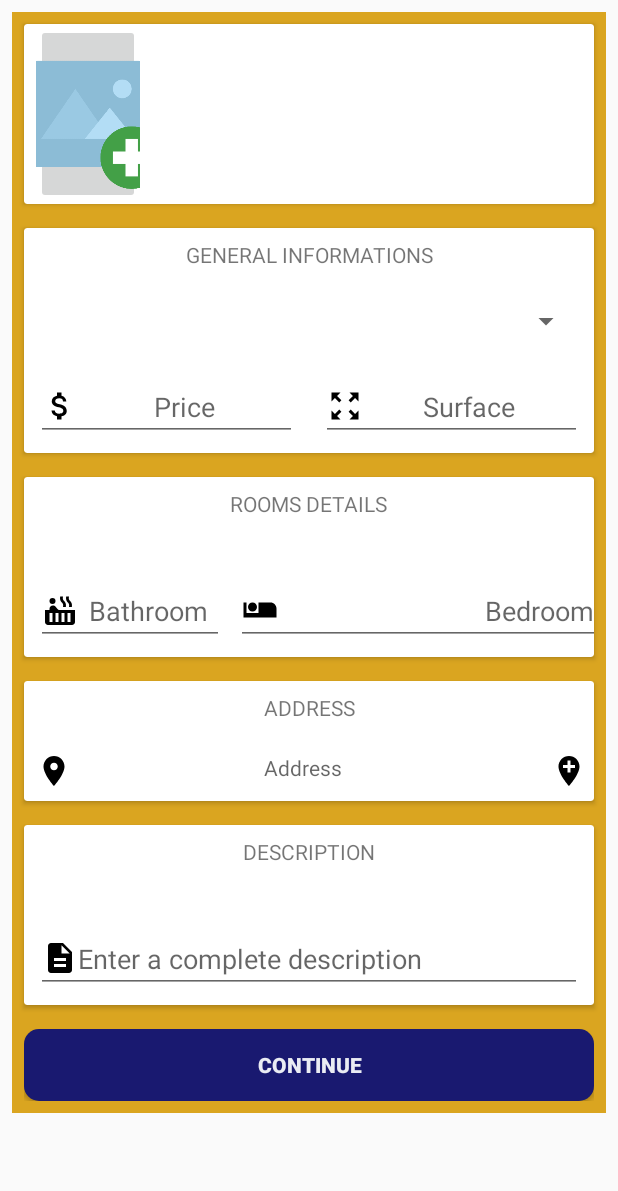
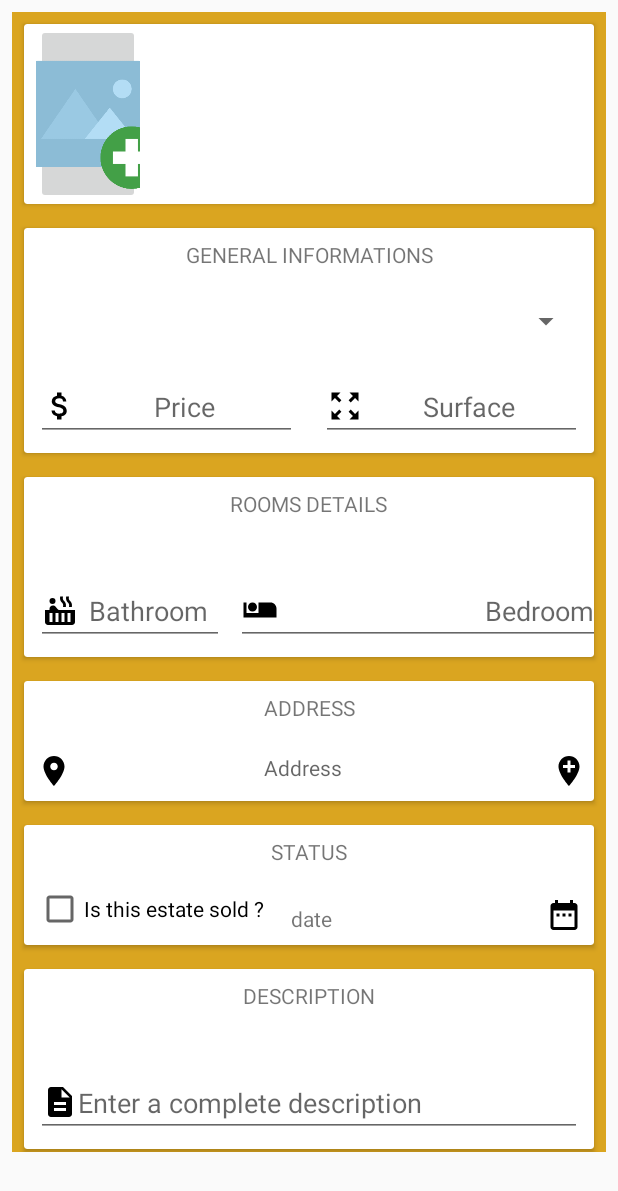
Before and after one commit to Neandril/RealEstateManager, an Android app: the layout content_scrolling.xml on its own in the app's theme, with its tools: preview values and no code run, on a phone screen of 412 x 824 dp. Shown: the top 1191 px of the screen. Run offline under Robolectric (Android 15) with nearby library versions, the phone set to English and light mode, and no system bars.

Commit message:
Added status field

```diff
--- /dev/null
+++ b/app/src/main/res/drawable/ic_datepicker.xml
@@ -0,0 +1,9 @@
+<vector xmlns:android="http://schemas.android.com/apk/res/android"
+        android:width="24dp"
+        android:height="24dp"
+        android:viewportWidth="24.0"
+        android:viewportHeight="24.0">
+    <path
+        android:fillColor="#FF000000"
+        android:pathData="M9,11L7,11v2h2v-2zM13,11h-2v2h2v-2zM17,11h-2v2h2v-2zM19,4h-1L18,2h-2v2L8,4L8,2L6,2v2L5,4c-1.11,0 -1.99,0.9 -1.99,2L3,20c0,1.1 0.89,2 2,2h14c1.1,0 2,-0.9 2,-2L21,6c0,-1.1 -0.9,-2 -2,-2zM19,20L5,20L5,9h14v11z"/>
+</vector>
--- a/app/src/main/res/layout/content_scrolling.xml
+++ b/app/src/main/res/layout/content_scrolling.xml
@@ -253,6 +253,84 @@
             </androidx.cardview.widget.CardView>
 
             <androidx.cardview.widget.CardView
+                android:id="@+id/cardview_status"
+                android:layout_width="match_parent"
+                android:layout_height="80dp"
+                android:layout_margin="@dimen/std_margin">
+
+                <androidx.constraintlayout.widget.ConstraintLayout
+                    android:layout_width="match_parent"
+                    android:layout_height="match_parent" >
+
+                    <TextView
+                        android:id="@+id/textView_status_title"
+                        android:layout_width="wrap_content"
+                        android:layout_height="wrap_content"
+                        android:layout_margin="@dimen/std_margin"
+                        android:text="@string/estate_status_title"
+                        app:layout_constraintEnd_toEndOf="parent"
+                        app:layout_constraintStart_toStartOf="parent"
+                        app:layout_constraintTop_toTopOf="parent"  />
+
+                    <androidx.appcompat.widget.AppCompatCheckBox
+                        android:id="@+id/cb_status"
+                        android:layout_width="0dp"
+                        android:layout_height="wrap_content"
+                        android:layout_margin="@dimen/std_margin"
+                        android:text="@string/checkbox_sold"
+                        app:layout_constraintBottom_toBottomOf="parent"
+                        app:layout_constraintStart_toStartOf="parent"
+                        app:layout_constraintEnd_toStartOf="@id/textView_date" />
+
+                    <TextView
+                        android:id="@+id/textView_date"
+                        android:layout_width="0dp"
+                        android:layout_height="wrap_content"
+                        android:layout_margin="@dimen/std_margin"
+                        android:text="date"
+                        app:layout_constraintBottom_toBottomOf="parent"
+                        app:layout_constraintEnd_toEndOf="parent"
+                        app:layout_constraintStart_toEndOf="@id/cb_status"
+                        app:layout_constraintEnd_toStartOf="@id/btn_datepicker" />
+
+                    <ImageButton
+                        android:id="@+id/btn_datepicker"
+                        android:layout_width="wrap_content"
+                        android:layout_height="wrap_content"
+                        android:layout_margin="@dimen/std_margin"
+                        android:background="@color/transparent"
+                        android:src="@drawable/ic_datepicker"
+                        app:layout_constraintBottom_toBottomOf="parent"
+                        app:layout_constraintEnd_toEndOf="parent"
+                        app:layout_constraintStart_toEndOf="@id/textView_date" />
+
+<!--                    <Spinner
+                        android:id="@+id/spinner_status"
+                        android:layout_width="0dp"
+                        android:layout_height="wrap_content"
+                        android:layout_margin="@dimen/std_margin"
+                        app:layout_constraintBottom_toBottomOf="parent"
+                        app:layout_constraintEnd_toStartOf="@id/date"
+                        app:layout_constraintStart_toStartOf="parent"
+                        app:layout_constraintWidth_percent="5"/>
+
+                    <TextView
+                        android:id="@+id/date"
+                        android:layout_width="0dp"
+                        android:layout_height="wrap_content"
+                        android:layout_margin="@dimen/std_margin"
+                        android:text="date"
+                        app:layout_constraintBottom_toBottomOf="parent"
+                        app:layout_constraintEnd_toEndOf="parent"
+                        app:layout_constraintStart_toEndOf="@id/spinner_status"
+                        app:layout_constraintWidth_percent="5"/>-->
+
+
+                </androidx.constraintlayout.widget.ConstraintLayout>
+
+            </androidx.cardview.widget.CardView>
+
+            <androidx.cardview.widget.CardView
                 android:id="@+id/cardview_description"
                 android:layout_width="match_parent"
                 android:layout_height="120dp"
--- a/app/src/main/res/values/strings.xml
+++ b/app/src/main/res/values/strings.xml
@@ -19,6 +19,7 @@
     <string name="estate_address">ADDRESS</string>
     <string name="estate_address_hint">Address</string>
     <string name="estate_description">DESCRIPTION</string>
+    <string name="estate_status_title">STATUS</string>
     <string name="estate_description_hint">Enter a complete description</string>
     <string name="button_valid">CONTINUE</string>
     <string name="thumbnail_content_description">Thumbnail</string>
@@ -26,6 +27,7 @@
     <string name="photo_title">Pick a photo</string>
     <string name="photo_camera">From the phone camera</string>
     <string name="photo_gallery">From the phone gallery</string>
+    <string name="checkbox_sold">Is this estate sold ?</string>
 
     <string-array name="estate_type">
         <item>Apartment</item>
```
